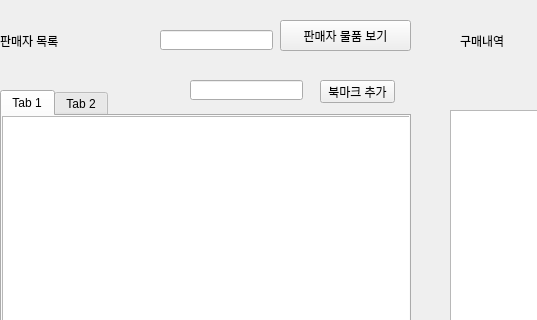
Before: the Qt Designer form ui/purchase1.ui in gwon6482/DBteamproject, drawn with Qt 5; both pictures show x 0 to 537 and y 0 to 320 of the 832 by 601 pixel window.
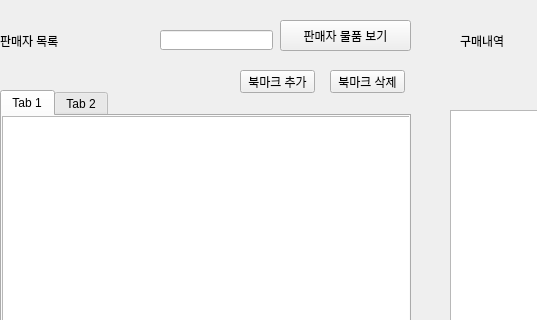
After: the same form once the commit is applied.

```diff
--- a/ui/purchase1.ui
+++ b/ui/purchase1.ui
@@ -89,8 +89,8 @@
    <widget class="QPushButton" name="pushButton_2">
     <property name="geometry">
      <rect>
-      <x>320</x>
-      <y>80</y>
+      <x>240</x>
+      <y>70</y>
       <width>75</width>
       <height>23</height>
      </rect>
@@ -122,16 +122,6 @@
      </rect>
     </property>
    </widget>
-   <widget class="QLineEdit" name="lineEdit_2">
-    <property name="geometry">
-     <rect>
-      <x>190</x>
-      <y>80</y>
-      <width>113</width>
-      <height>20</height>
-     </rect>
-    </property>
-   </widget>
    <widget class="QLabel" name="label_2">
     <property name="geometry">
      <rect>
@@ -178,6 +168,19 @@
      </rect>
     </property>
    </widget>
+   <widget class="QPushButton" name="pushButton_5">
+    <property name="geometry">
+     <rect>
+      <x>330</x>
+      <y>70</y>
+      <width>75</width>
+      <height>23</height>
+     </rect>
+    </property>
+    <property name="text">
+     <string>북마크 삭제</string>
+    </property>
+   </widget>
   </widget>
   <widget class="QMenuBar" name="menubar">
    <property name="geometry">
```
Left out of the diff: 3 changed lines with no effect on the pictures.
